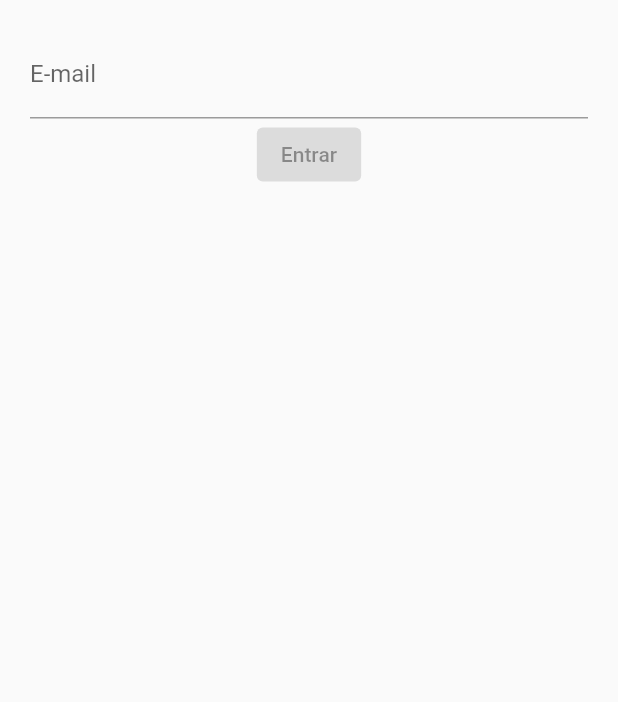
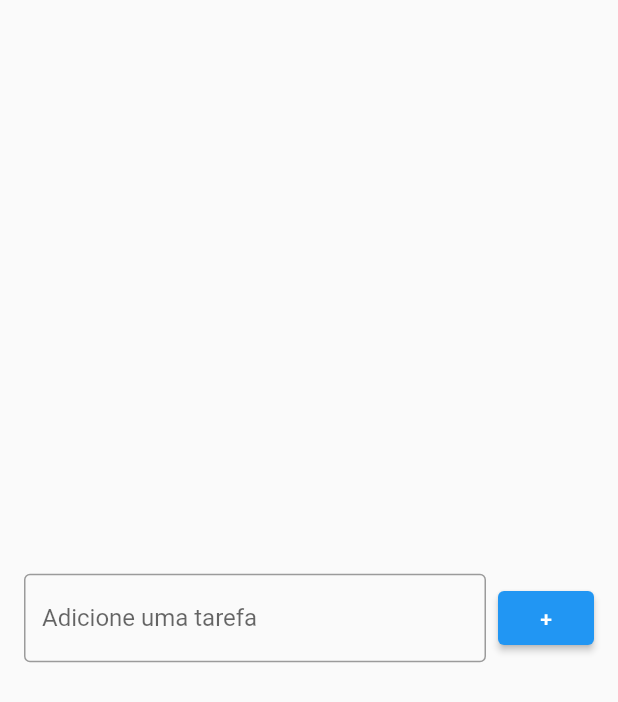
Before and after one commit to lucasSouzaWebDev/flutter_todo_list, a Flutter app: the screen it shows after launch, on a phone screen of 412 x 824 dp. Shown: the top 702 px of the screen. Run offline on Flutter 3.47's test engine with Material 2 defaults, Android fonts, the phone set to English and light mode, and no system bars.

Commit message:
Creating tasks list page.

```diff
--- a/lib/pages/todo_list_page.dart
+++ b/lib/pages/todo_list_page.dart
@@ -2,26 +2,29 @@ import 'package:flutter/material.dart';
 
 class TodoListPage extends StatelessWidget {
   TodoListPage({super.key});
-
-  final TextEditingController emailController = TextEditingController();
 
   @override
   Widget build(BuildContext context) {
     return Scaffold(
       body: Center(
         child: Padding(
-          padding: const EdgeInsets.all(20),
-          child: Column(
+          padding: const EdgeInsets.all(16),
+          child: Row(
             children: [
-              TextField(
-                controller: emailController,
-                decoration: const InputDecoration(labelText: 'E-mail'),
-
-                //obscureText: true,
+              const Expanded(
+                child: TextField(
+                  decoration: InputDecoration(
+                      border: OutlineInputBorder(),
+                      labelText: 'Adicione uma tarefa',
+                      hintText: 'Ex: Estudar Flutter'),
+                ),
+              ),
+              const SizedBox(
+                width: 8,
               ),
               ElevatedButton(
-                onPressed: null,
-                child: Text('Entrar'),
+                onPressed: () {},
+                child: const Text('+'),
               ),
             ],
           ),
```
